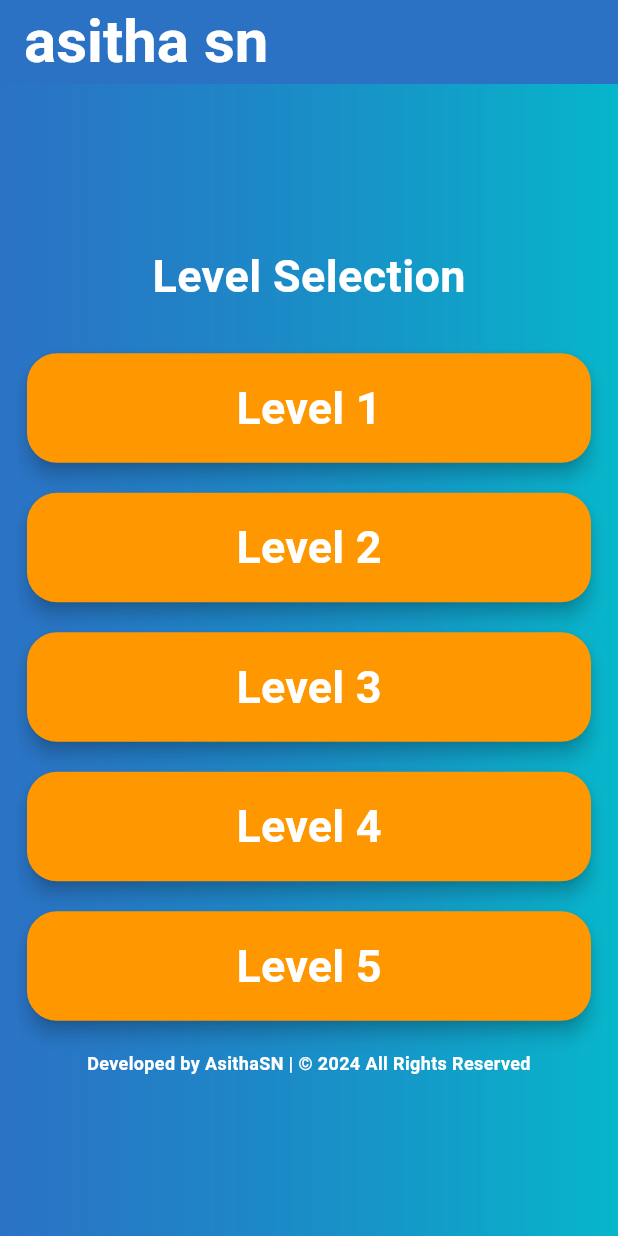
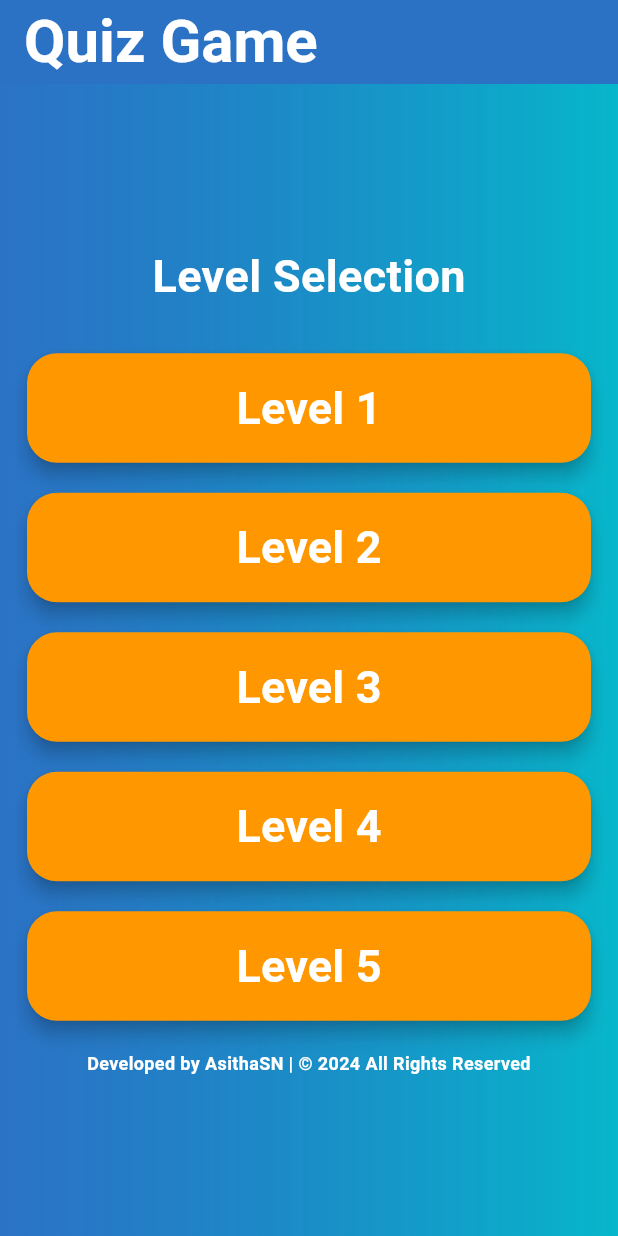
Before and after one commit to asithan42/CODSOFT-Quiz-App, a Flutter app: the screen it shows after launch, on a phone screen of 412 x 824 dp. Run offline on Flutter 3.47's test engine with Material 3 defaults, Android fonts, the phone set to English and light mode, and no system bars; our stand-ins replace lottie.

Commit message:
Update selectQuestion.dart
app bar changed.

```diff
--- a/lib/screens/selectQuestion.dart
+++ b/lib/screens/selectQuestion.dart
@@ -16,7 +16,7 @@ class LevelSelectionScreen extends StatelessWidget {
       appBar: AppBar(
         backgroundColor: mainColor,
         title: const Text(
-          "asitha sn",
+          "Quiz Game",
           style: TextStyle(
             fontWeight: FontWeight.bold,
             color: lettercolor,
```
